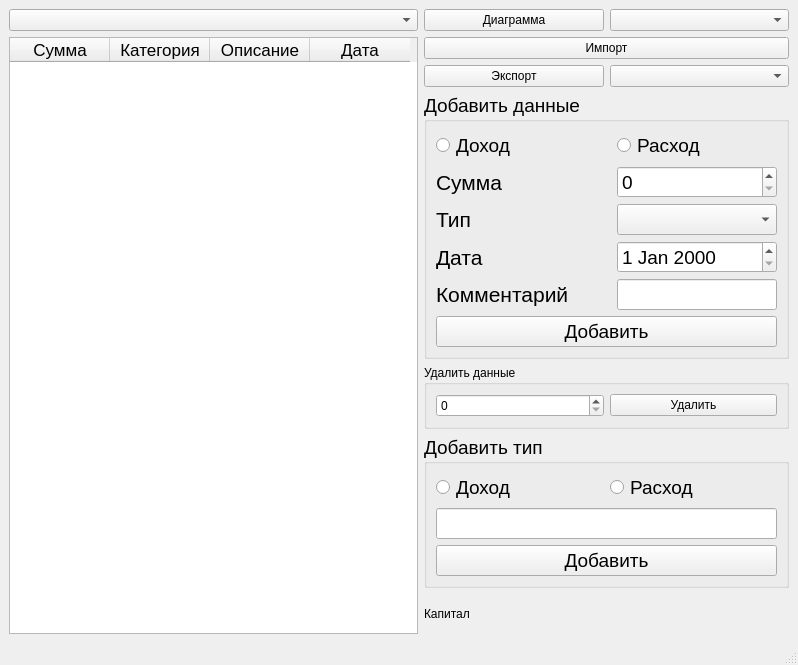
Above: scripts/MainWindow.ui from Veter-ok/bookkeeping before the change. Below: the same form after it.
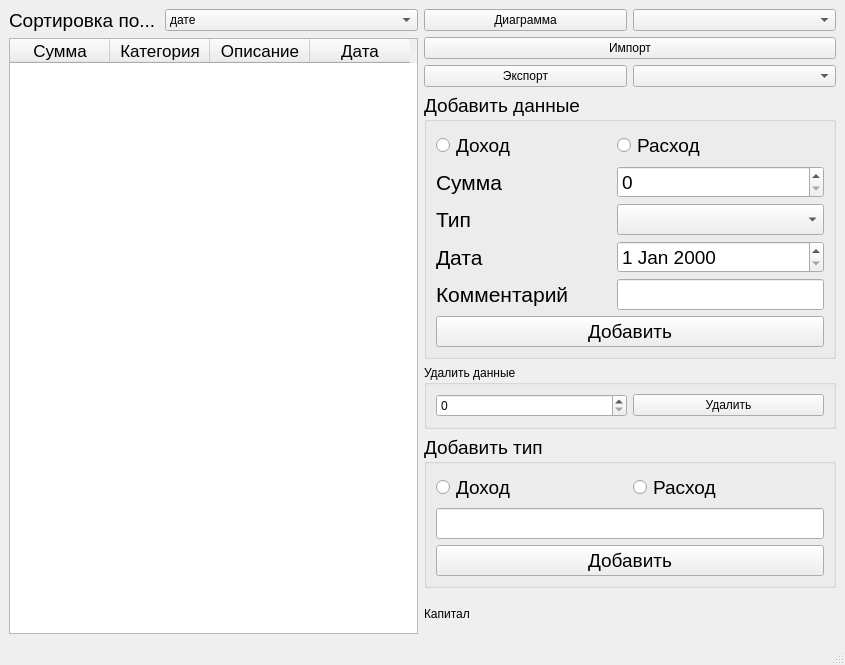
That is the form after the change.

Diff of the .ui file:
```diff
--- a/scripts/MainWindow.ui
+++ b/scripts/MainWindow.ui
@@ -6,7 +6,7 @@
    <rect>
     <x>0</x>
     <y>0</y>
-    <width>798</width>
+    <width>845</width>
     <height>665</height>
    </rect>
   </property>
@@ -15,7 +15,7 @@
   </property>
   <widget class="QWidget" name="centralwidget">
    <layout class="QGridLayout" name="gridLayout">
-    <item row="6" column="1">
+    <item row="6" column="2">
      <widget class="QGroupBox" name="groupBox">
       <property name="title">
        <string>Удалить данные</string>
@@ -34,7 +34,7 @@
       </layout>
      </widget>
     </item>
-    <item row="4" column="1" rowspan="2">
+    <item row="4" column="2" rowspan="2">
      <widget class="QGroupBox" name="paymentGroup">
       <property name="maximumSize">
        <size>
@@ -148,7 +148,7 @@
       </layout>
      </widget>
     </item>
-    <item row="7" column="1">
+    <item row="7" column="2">
      <widget class="QGroupBox" name="groupBox_2">
       <property name="font">
        <font>
@@ -186,7 +186,7 @@
       </layout>
      </widget>
     </item>
-    <item row="2" column="1">
+    <item row="2" column="2">
      <layout class="QHBoxLayout" name="horizontalLayout_3">
       <item>
        <widget class="QPushButton" name="pushButton_3">
@@ -197,14 +197,14 @@
       </item>
      </layout>
     </item>
-    <item row="8" column="1">
+    <item row="8" column="2">
      <widget class="QLabel" name="labelTotal">
       <property name="text">
        <string>Капитал</string>
       </property>
      </widget>
     </item>
-    <item row="3" column="1">
+    <item row="3" column="2">
      <layout class="QHBoxLayout" name="horizontalLayout_2">
       <item>
        <widget class="QPushButton" name="pushButton_2">
@@ -218,7 +218,7 @@
       </item>
      </layout>
     </item>
-    <item row="1" column="1">
+    <item row="1" column="2">
      <layout class="QHBoxLayout" name="horizontalLayout">
       <item>
        <widget class="QPushButton" name="pushButton">
@@ -233,11 +233,45 @@
      </layout>
     </item>
     <item row="1" column="0" rowspan="8">
-     <layout class="QVBoxLayout" name="verticalLayout">
-      <item>
-       <widget class="QComboBox" name="comboBox_4"/>
+     <layout class="QGridLayout" name="gridLayout_4">
+      <item row="0" column="2">
+       <widget class="QComboBox" name="sortBy">
+        <item>
+         <property name="text">
+          <string>дате</string>
+         </property>
+        </item>
+        <item>
+         <property name="text">
+          <string>сумме</string>
+         </property>
+        </item>
+        <item>
+         <property name="text">
+          <string>категории</string>
+         </property>
+        </item>
+       </widget>
       </item>
-      <item>
+      <item row="0" column="1">
+       <widget class="QLabel" name="label_5">
+        <property name="maximumSize">
+         <size>
+          <width>150</width>
+          <height>16777215</height>
+         </size>
+        </property>
+        <property name="font">
+         <font>
+          <pointsize>14</pointsize>
+         </font>
+        </property>
+        <property name="text">
+         <string>Сортировка по...</string>
+        </property>
+       </widget>
+      </item>
+      <item row="1" column="1" colspan="2">
        <widget class="QTableWidget" name="tablePayments">
         <property name="sizePolicy">
          <sizepolicy hsizetype="Minimum" vsizetype="Expanding">
```
Left out of the diff: 2 changed lines with no effect on the pictures.
